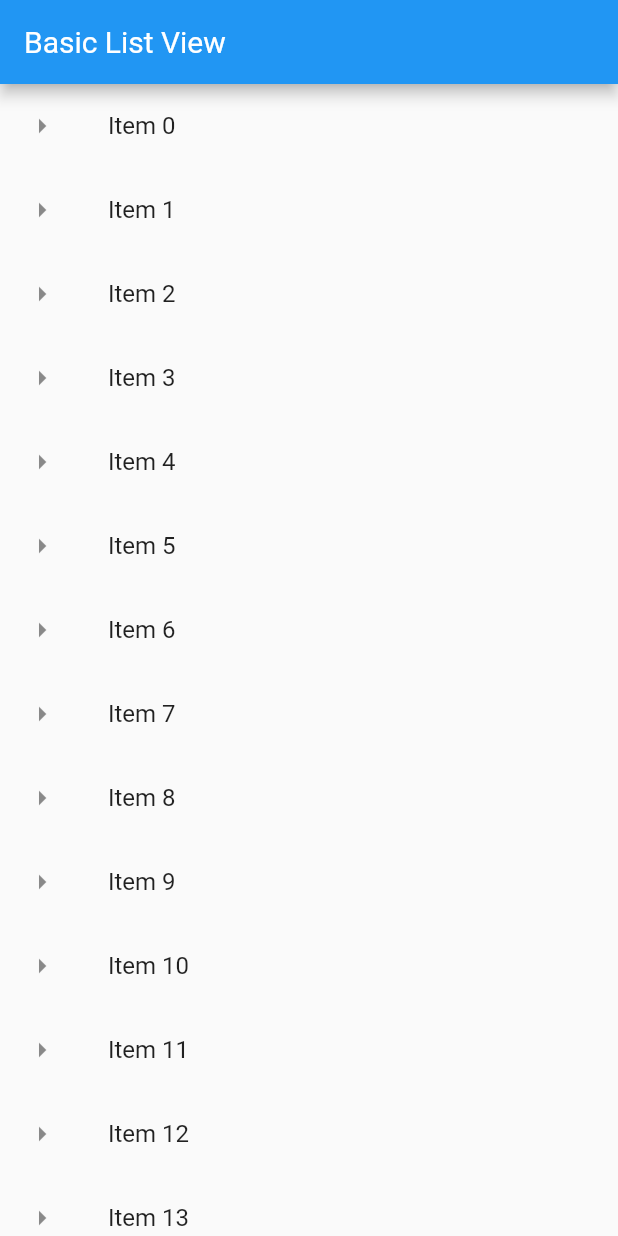
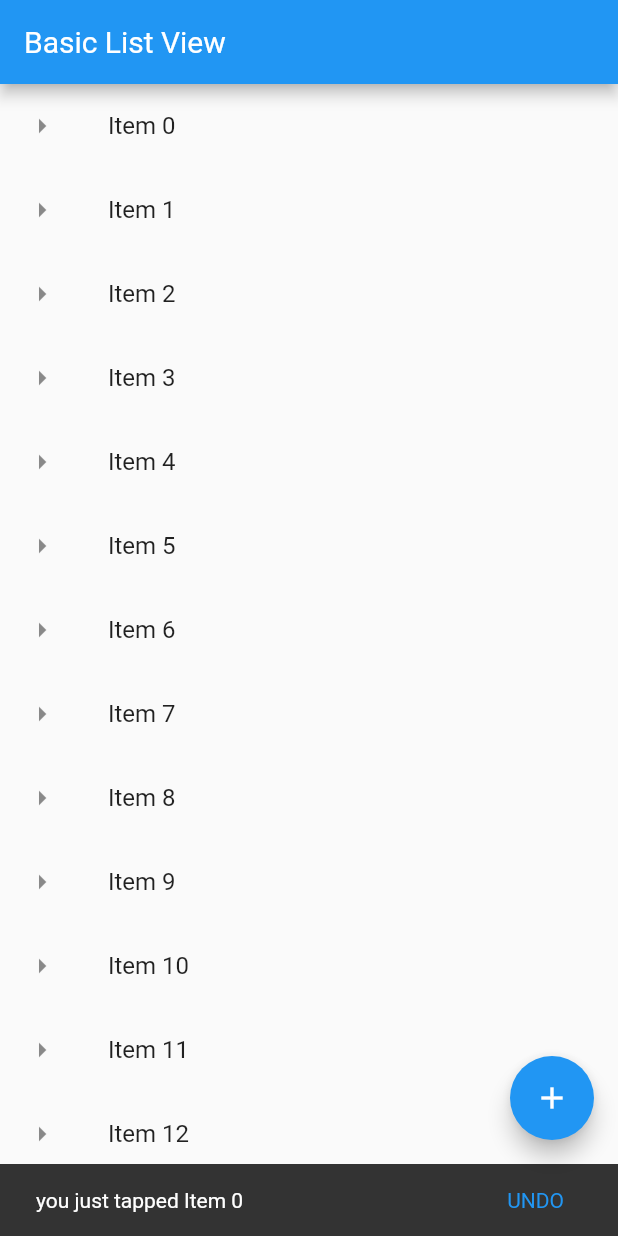
Before and after one commit to PhalugunaRao/FlutterLearning, a Flutter app: the screen it shows after launch, after a tap on an icon or button, on a phone screen of 412 x 824 dp. Run offline on Flutter 3.47's test engine with Material 2 defaults, Android fonts, the phone set to English and light mode, and no system bars.

Commit message:
Snack BAr

```diff
--- a/lib/main.dart
+++ b/lib/main.dart
@@ -13,9 +13,29 @@ void main() {
     home: Scaffold(
       appBar: AppBar(title: Text("Basic List View"),),
       body: getListViewData(),
+      floatingActionButton: FloatingActionButton(
+        onPressed :(){
+          debugPrint("FAB CLICK");
+        },
+        child: Icon(Icons.add),
+        tooltip: 'Add One More Item',
+      ),
     ),
     //home: RowsAndColum(),
   ));
+}
+
+void showSnackBar( BuildContext context, String  item){
+  var snackBar = SnackBar(
+    content: Text("you just tapped $item"),
+    action: SnackBarAction(
+      label: "UNDO",
+      onPressed: (){
+        debugPrint("on click undo");
+      },
+    ),
+  );
+  Scaffold.of(context).showSnackBar(snackBar);
 }
 
 class MyFlutterApp extends StatelessWidget {
@@ -73,6 +93,7 @@ Widget getListViewData(){
         leading: Icon(Icons.arrow_right),
         title: Text(listItems[index]),
         onTap: (){
+          showSnackBar(context,listItems[index]);
           debugPrint('${listItems[index]} was tapped');
         },
       );
```
